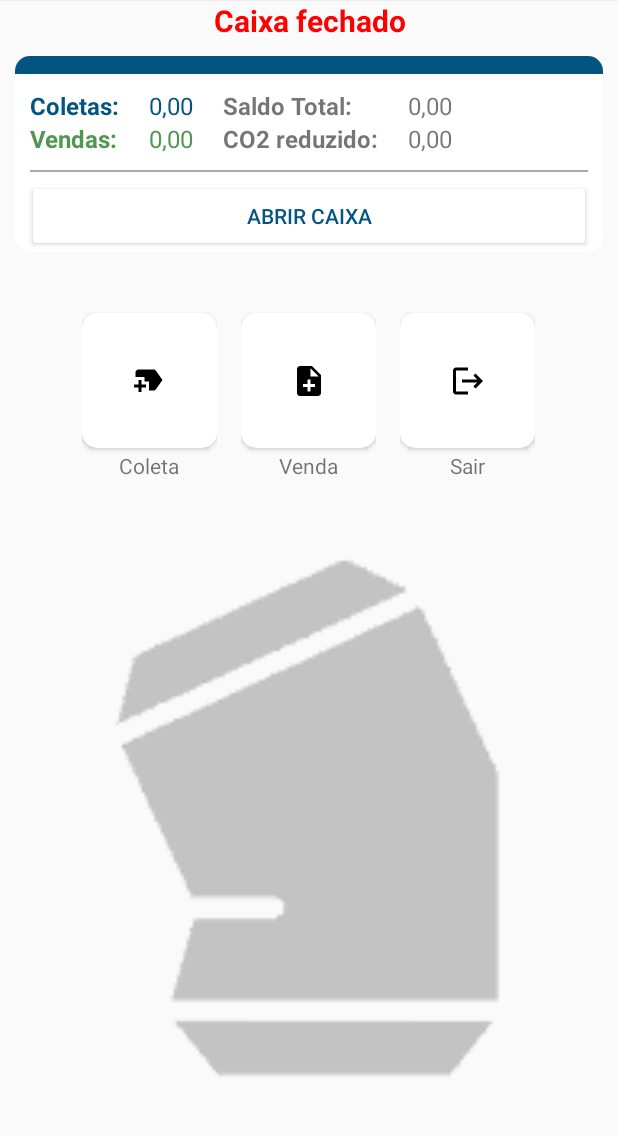
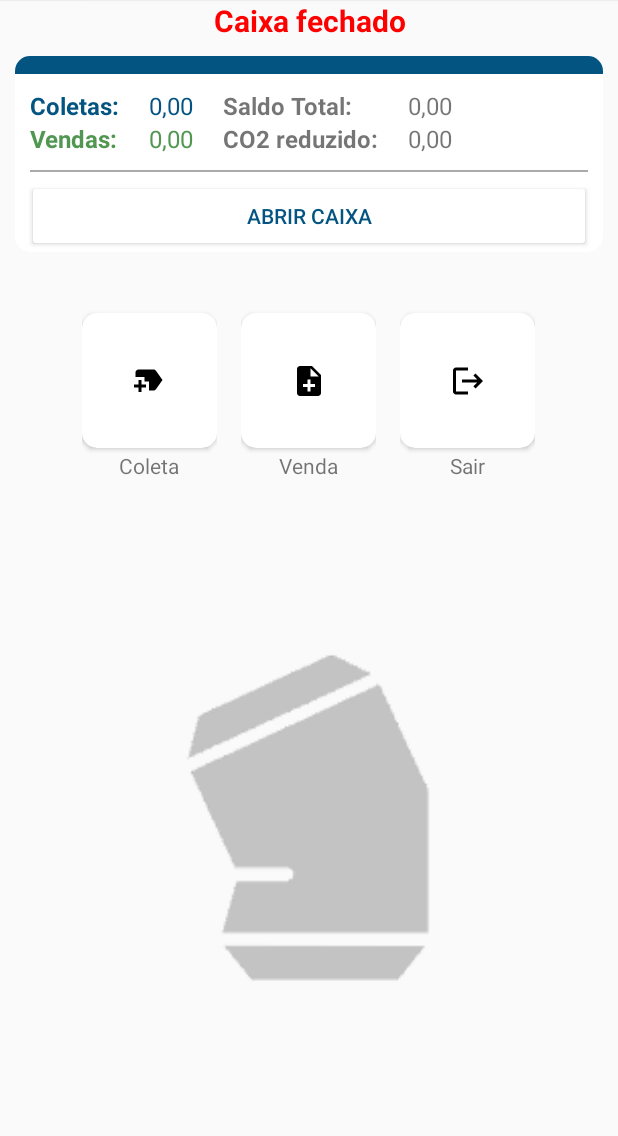
Before and after one commit to JoaoVitor-Dev/LatinhaExpress, an Android app: the HomeFragment screen opened directly, with no data from a screen before it, on a phone screen of 412 x 824 dp, the part 84-1220 px from its top. Run offline under Robolectric (Android 15) with nearby library versions, the phone set to English and light mode, and no system bars; our stand-ins replace Room's generated code; 1 statement that could not run was skipped.

Commit message:
Ajuste na imagem da home

```diff
--- a/app/src/main/java/com/example/latinhaexpress/dao/AllDao.java
+++ b/app/src/main/java/com/example/latinhaexpress/dao/AllDao.java
@@ -55,6 +55,4 @@ public interface AllDao
 
     @Query("SELECT * FROM _coleta")
     List<Coleta> coletas();
-
-
 }
--- a/app/src/main/res/layout/fragment_home.xml
+++ b/app/src/main/res/layout/fragment_home.xml
@@ -7,7 +7,6 @@
         tools:context=".fragments.HomeFragment">
 
     <androidx.constraintlayout.widget.ConstraintLayout
-
             android:layout_width="match_parent"
             android:layout_height="match_parent">
 
@@ -41,6 +40,7 @@
                         android:layout_width="match_parent"
                         android:layout_margin="10dp"
                         android:layout_height="wrap_content"
+                    android:elevation="5dp"
                         app:cardCornerRadius="10dp">
 
                     <LinearLayout
@@ -283,16 +283,17 @@
 
                 <LinearLayout
                         android:layout_width="match_parent"
-                        android:layout_height="wrap_content"
+                        android:layout_height="match_parent"
                         android:orientation="horizontal"
+
                         android:gravity="center">
 
+                    <ImageView
+                        android:layout_width="match_parent"
+                        android:layout_height="260dp"
+                        android:src="@drawable/lata_de_lixo" />
+
                 </LinearLayout>
-
-                <ImageView
-                        android:layout_width="match_parent"
-                        android:layout_height="match_parent"
-                        android:src="@drawable/lata_de_lixo" />
 
             </LinearLayout>
 
```
